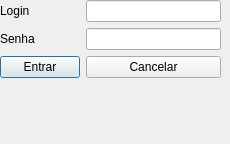
brunosr1985/TCC_NayBru, file login.ui: the form before one commit.
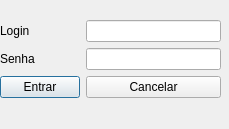
The form after the commit.

Patch:
```diff
--- a/login.ui
+++ b/login.ui
@@ -6,10 +6,16 @@
    <rect>
     <x>0</x>
     <y>0</y>
-    <width>230</width>
-    <height>144</height>
+    <width>229</width>
+    <height>129</height>
    </rect>
   </property>
+  <property name="minimumSize">
+   <size>
+    <width>229</width>
+    <height>129</height>
+   </size>
+  </property>
   <property name="windowTitle">
    <string>Kaizen Birth Edition</string>
   </property>
@@ -17,9 +23,9 @@
    <property name="geometry">
     <rect>
      <x>0</x>
-     <y>0</y>
+     <y>20</y>
      <width>221</width>
-     <height>131</height>
+     <height>91</height>
     </rect>
    </property>
    <layout class="QFormLayout" name="formLayout">
@@ -53,7 +59,7 @@
     <item row="2" column="1">
      <widget class="QLineEdit" name="senhaUsuario">
       <property name="echoMode">
-       <enum>QLineEdit::Password</enum>
+       <enum>QLineEdit::PasswordEchoOnEdit</enum>
       </property>
      </widget>
     </item>
```
